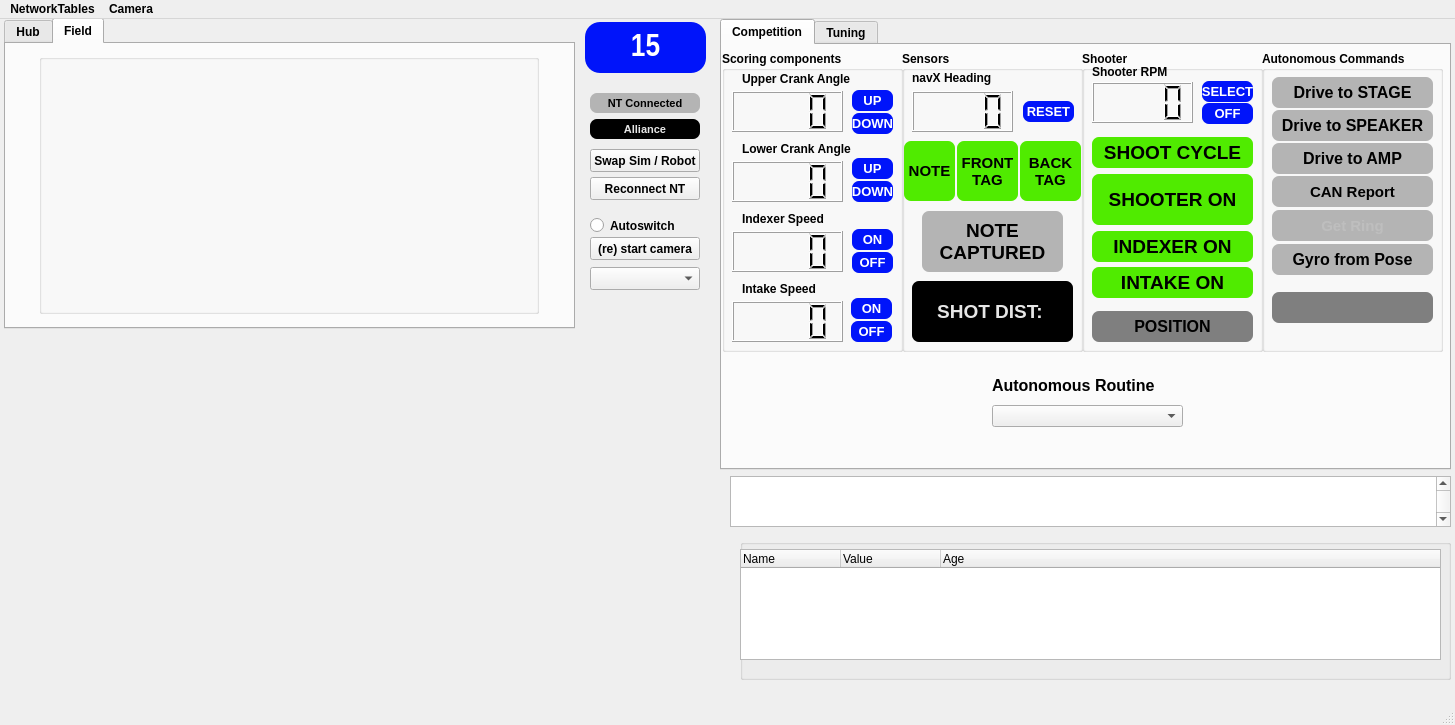
aesatchien/FRC2429_2024, file gui/layout_2024.ui: the form before one commit.
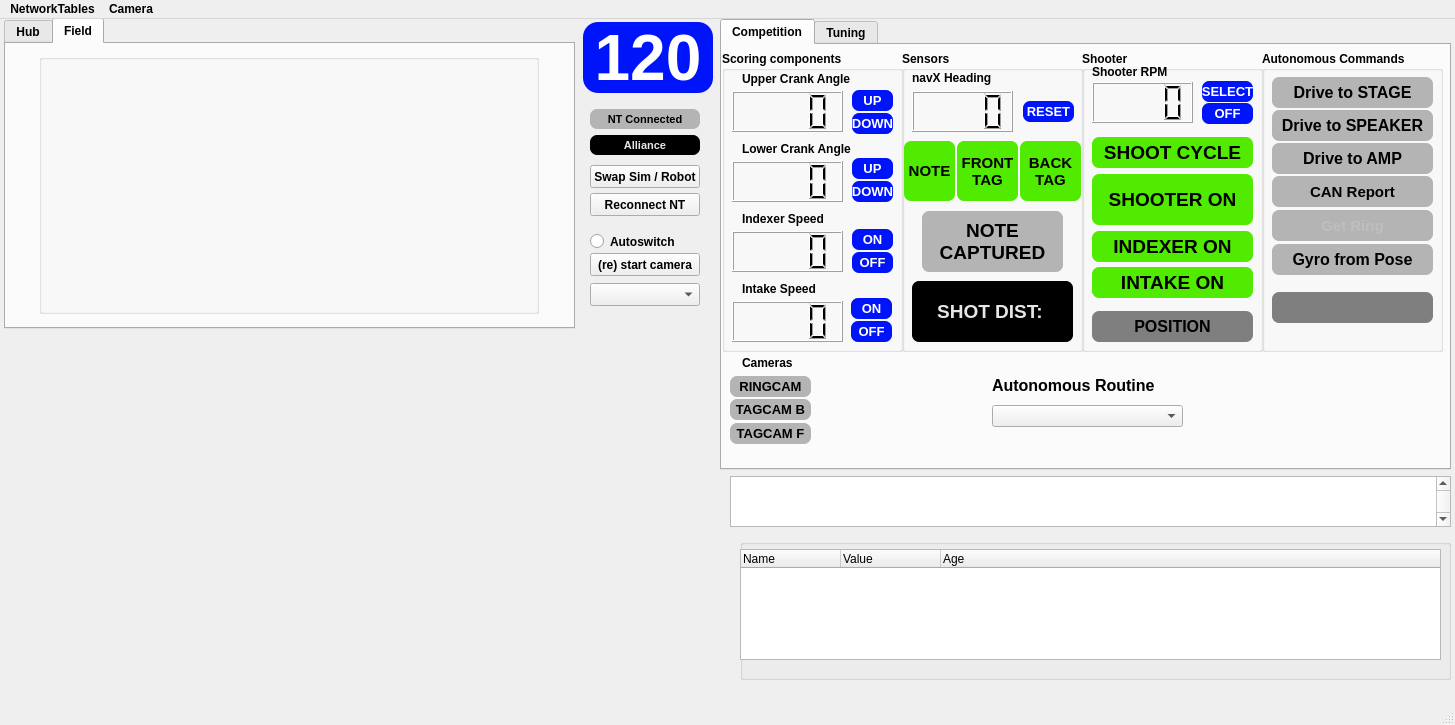
The form after the commit. Icons and pictures are not drawn. Custom widgets are drawn as their Qt base class.

Commit message: gui now tracks pi heartbeats

Patch:
```diff
--- a/gui/layout_2024.ui
+++ b/gui/layout_2024.ui
@@ -1292,6 +1292,19 @@
        <string>Autonomous Routine</string>
       </property>
      </widget>
+     <widget class="QLabel" name="label_13">
+      <property name="geometry">
+       <rect>
+        <x>20</x>
+        <y>310</y>
+        <width>61</width>
+        <height>16</height>
+       </rect>
+      </property>
+      <property name="text">
+       <string>Cameras</string>
+      </property>
+     </widget>
     </widget>
     <widget class="QWidget" name="tab_2">
      <attribute name="title">
@@ -1636,7 +1649,7 @@
     <property name="geometry">
      <rect>
       <x>590</x>
-      <y>74</y>
+      <y>90</y>
       <width>110</width>
       <height>20</height>
      </rect>
@@ -1667,16 +1680,16 @@
    <widget class="QLabel2" name="qlabel_matchtime">
     <property name="geometry">
      <rect>
-      <x>585</x>
+      <x>583</x>
       <y>3</y>
-      <width>121</width>
-      <height>51</height>
+      <width>130</width>
+      <height>71</height>
      </rect>
     </property>
     <property name="font">
      <font>
-      <family>Arial Narrow</family>
-      <pointsize>24</pointsize>
+      <family>Arial</family>
+      <pointsize>48</pointsize>
       <weight>75</weight>
       <italic>false</italic>
       <bold>true</bold>
@@ -1689,7 +1702,7 @@
 background-color:rgb(0, 20, 250);</string>
     </property>
     <property name="text">
-     <string>15</string>
+     <string>120</string>
     </property>
     <property name="textFormat">
      <enum>Qt::AutoText</enum>
@@ -1749,7 +1762,7 @@
     <property name="geometry">
      <rect>
       <x>590</x>
-      <y>218</y>
+      <y>234</y>
       <width>110</width>
       <height>23</height>
      </rect>
@@ -1762,7 +1775,7 @@
     <property name="geometry">
      <rect>
       <x>590</x>
-      <y>248</y>
+      <y>264</y>
       <width>110</width>
       <height>23</height>
      </rect>
@@ -1772,7 +1785,7 @@
     <property name="geometry">
      <rect>
       <x>590</x>
-      <y>198</y>
+      <y>214</y>
       <width>110</width>
       <height>17</height>
      </rect>
@@ -1788,7 +1801,7 @@
     <property name="geometry">
      <rect>
       <x>590</x>
-      <y>158</y>
+      <y>174</y>
       <width>110</width>
       <height>23</height>
      </rect>
@@ -1801,7 +1814,7 @@
     <property name="geometry">
      <rect>
       <x>590</x>
-      <y>130</y>
+      <y>146</y>
       <width>110</width>
       <height>23</height>
      </rect>
@@ -1842,7 +1855,7 @@
     <property name="geometry">
      <rect>
       <x>590</x>
-      <y>100</y>
+      <y>116</y>
       <width>110</width>
       <height>20</height>
      </rect>
@@ -1871,6 +1884,111 @@
      <set>Qt::AlignCenter</set>
     </property>
    </widget>
+   <widget class="QLabel2" name="qlabel_ringcam_indicator">
+    <property name="enabled">
+     <bool>true</bool>
+    </property>
+    <property name="geometry">
+     <rect>
+      <x>730</x>
+      <y>357</y>
+      <width>81</width>
+      <height>21</height>
+     </rect>
+    </property>
+    <property name="font">
+     <font>
+      <family>MS Shell Dlg 2</family>
+      <pointsize>10</pointsize>
+      <weight>75</weight>
+      <bold>true</bold>
+     </font>
+    </property>
+    <property name="styleSheet">
+     <string notr="true">border: 7px;
+border-radius: 7px;
+background-color:rgb(180,180,180);</string>
+    </property>
+    <property name="text">
+     <string>RINGCAM</string>
+    </property>
+    <property name="textFormat">
+     <enum>Qt::AutoText</enum>
+    </property>
+    <property name="alignment">
+     <set>Qt::AlignCenter</set>
+    </property>
+   </widget>
+   <widget class="QLabel2" name="qlabel_tagcam_back_indicator">
+    <property name="enabled">
+     <bool>true</bool>
+    </property>
+    <property name="geometry">
+     <rect>
+      <x>730</x>
+      <y>380</y>
+      <width>81</width>
+      <height>21</height>
+     </rect>
+    </property>
+    <property name="font">
+     <font>
+      <family>MS Shell Dlg 2</family>
+      <pointsize>10</pointsize>
+      <weight>75</weight>
+      <bold>true</bold>
+     </font>
+    </property>
+    <property name="styleSheet">
+     <string notr="true">border: 7px;
+border-radius: 7px;
+background-color:rgb(180,180,180);</string>
+    </property>
+    <property name="text">
+     <string>TAGCAM B</string>
+    </property>
+    <property name="textFormat">
+     <enum>Qt::AutoText</enum>
+    </property>
+    <property name="alignment">
+     <set>Qt::AlignCenter</set>
+    </property>
+   </widget>
+   <widget class="QLabel2" name="qlabel_tagcam_front_indicator">
+    <property name="enabled">
+     <bool>true</bool>
+    </property>
+    <property name="geometry">
+     <rect>
+      <x>730</x>
+      <y>404</y>
+      <width>81</width>
+      <height>21</height>
+     </rect>
+    </property>
+    <property name="font">
+     <font>
+      <family>MS Shell Dlg 2</family>
+      <pointsize>10</pointsize>
+      <weight>75</weight>
+      <bold>true</bold>
+     </font>
+    </property>
+    <property name="styleSheet">
+     <string notr="true">border: 7px;
+border-radius: 7px;
+background-color:rgb(180,180,180);</string>
+    </property>
+    <property name="text">
+     <string>TAGCAM F</string>
+    </property>
+    <property name="textFormat">
+     <enum>Qt::AutoText</enum>
+    </property>
+    <property name="alignment">
+     <set>Qt::AlignCenter</set>
+    </property>
+   </widget>
    <zorder>tabWidget</zorder>
    <zorder>qt_text_status</zorder>
    <zorder>tabWidget_2</zorder>
@@ -1884,6 +2002,9 @@
    <zorder>qt_button_test</zorder>
    <zorder>qlabel_camera_view</zorder>
    <zorder>qlabel_alliance_indicator</zorder>
+   <zorder>qlabel_ringcam_indicator</zorder>
+   <zorder>qlabel_tagcam_back_indicator</zorder>
+   <zorder>qlabel_tagcam_front_indicator</zorder>
   </widget>
   <widget class="QMenuBar" name="menubar">
    <property name="geometry">
```
The commit also changes 2 other files.
